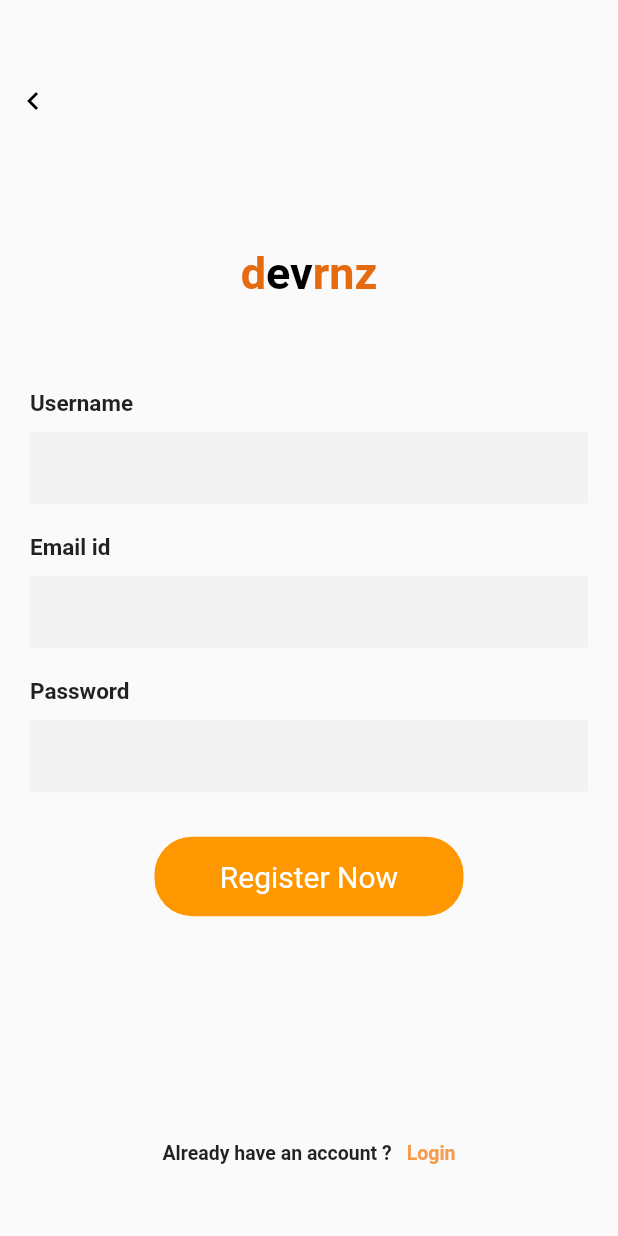
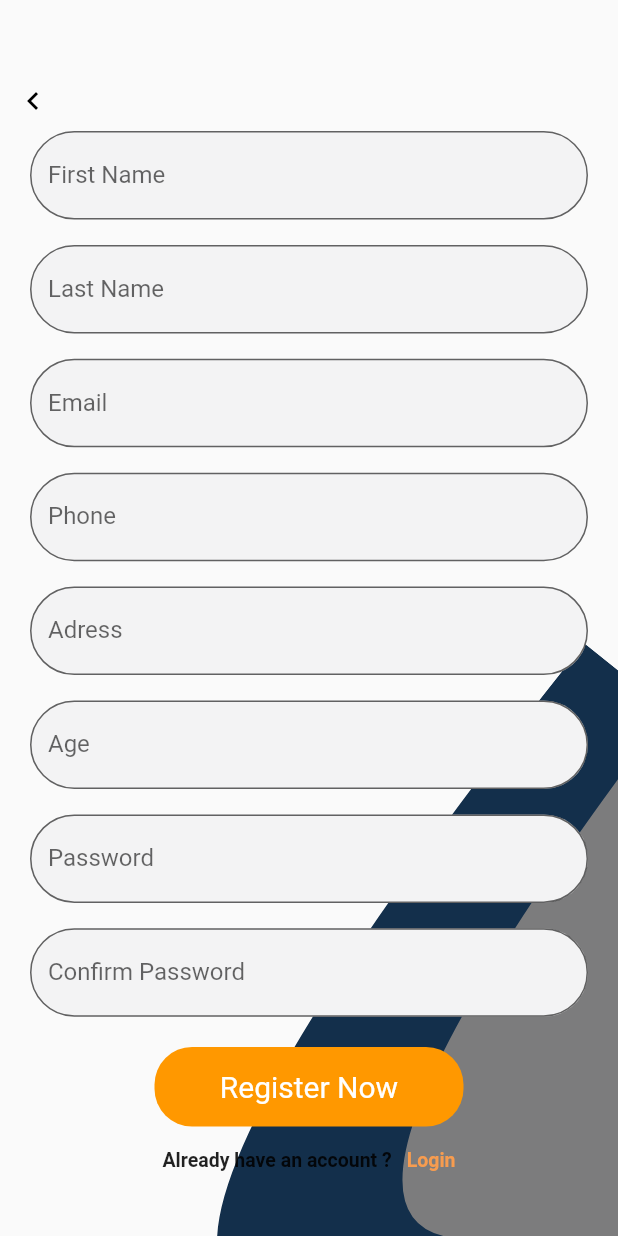
Before and after one commit to wafy-app/we_are_here_for_you, a Flutter app: the SignUpPage screen opened directly, on a phone screen of 412 x 824 dp. Run offline on Flutter 3.47's test engine with Material 2 defaults, Android fonts, the phone set to English and light mode, and no system bars; our stand-ins replace google_fonts.

Commit message:
complete style sign up page

```diff
--- /dev/null
+++ b/lib/model/login_data.dart
@@ -0,0 +1,5 @@
+class LogInData {
+  String email;
+  String password;
+  LogInData(this.email, this.password);
+}
--- /dev/null
+++ b/lib/model/signup_data.dart
@@ -0,0 +1,13 @@
+class SignUpData {
+  String firstName;
+  String lastName;
+  String phone;
+  String address;
+  String age;
+  String email;
+  String password;
+  String confirmPassword;
+
+  SignUpData(this.firstName, this.lastName, this.phone, this.address, this.age,
+      this.email, this.password, this.confirmPassword);
+}
--- a/lib/providers/events_provider.dart
+++ b/lib/providers/events_provider.dart
@@ -1,5 +1,5 @@
 import 'package:flutter/material.dart';
-import 'package:we_are_here_for_you/model/Event.dart';
+import 'package:we_are_here_for_you/model/my_event.dart';
 
 class EventsProvider extends ChangeNotifier {
   // ignore: prefer_final_fields
--- a/lib/screen/signup.dart
+++ b/lib/screen/signup.dart
@@ -1,53 +1,32 @@
 import 'package:flutter/material.dart';
 import 'package:google_fonts/google_fonts.dart';
+import 'package:provider/provider.dart';
+import 'package:we_are_here_for_you/model/signup_data.dart';
+import 'package:we_are_here_for_you/providers/alert_provider.dart';
 import 'package:we_are_here_for_you/screen/login_page.dart';
-import 'package:we_are_here_for_you/widgets/bezier_container.dart';
+import 'package:we_are_here_for_you/widgets/image/app_image.dart';
+import 'package:we_are_here_for_you/widgets/layout/bezier_container.dart';
 import 'package:we_are_here_for_you/widgets/button/back_button.dart';
 import 'package:we_are_here_for_you/widgets/button/orange_button.dart';
+import 'package:we_are_here_for_you/widgets/text_field/my_text_field.dart';
 
 class SignUpPage extends StatefulWidget {
-  SignUpPage({Key? key, this.title}) : super(key: key);
-
+  const SignUpPage({Key? key, this.title}) : super(key: key);
+  static const signUpPageRoute = '/signUpPageRoute';
   final String? title;
-
   @override
   _SignUpPageState createState() => _SignUpPageState();
 }
 
 class _SignUpPageState extends State<SignUpPage> {
-  Widget _entryField(String title, {bool isPassword = false}) {
-    return Container(
-      margin: EdgeInsets.symmetric(vertical: 10),
-      child: Column(
-        crossAxisAlignment: CrossAxisAlignment.start,
-        children: <Widget>[
-          Text(
-            title,
-            style: TextStyle(fontWeight: FontWeight.bold, fontSize: 15),
-          ),
-          SizedBox(
-            height: 10,
-          ),
-          TextField(
-              obscureText: isPassword,
-              decoration: InputDecoration(
-                  border: InputBorder.none,
-                  fillColor: Color(0xfff3f3f4),
-                  filled: true))
-        ],
-      ),
-    );
-  }
-
+  SignUpData signUpData = SignUpData('', '', '', '', '', '', '', '');
   Widget _loginAccountLabel() {
     return InkWell(
       onTap: () {
-        Navigator.push(
-            context, MaterialPageRoute(builder: (context) => LoginPage()));
+        Navigator.popAndPushNamed(context, LoginPage.loginPageRoute);
       },
       child: Container(
-        margin: EdgeInsets.symmetric(vertical: 20),
-        padding: EdgeInsets.all(15),
+        padding: const EdgeInsets.all(15),
         alignment: Alignment.bottomCenter,
         child: Row(
           mainAxisAlignment: MainAxisAlignment.center,
@@ -72,34 +51,33 @@
     );
   }
 
-  Widget _title() {
-    return RichText(
-      textAlign: TextAlign.center,
-      text: const TextSpan(
-          text: 'd',
-          style: TextStyle(
-              fontSize: 30,
-              fontWeight: FontWeight.w700,
-              color: Color(0xffe46b10)),
-          children: [
-            TextSpan(
-              text: 'ev',
-              style: TextStyle(color: Colors.black, fontSize: 30),
-            ),
-            TextSpan(
-              text: 'rnz',
-              style: TextStyle(color: Color(0xffe46b10), fontSize: 30),
-            ),
-          ]),
-    );
-  }
-
   Widget _emailPasswordWidget() {
     return Column(
       children: <Widget>[
-        _entryField("Username"),
-        _entryField("Email id"),
-        _entryField("Password", isPassword: true),
+        MyTextField('First Name', 0.08, (value) {
+          signUpData.firstName = value;
+        }),
+        MyTextField('Last Name', 0.08, (value) {
+          signUpData.lastName = value;
+        }),
+        MyTextField('Email', 0.08, (value) {
+          signUpData.email = value;
+        }),
+        MyTextField('Phone', 0.08, (value) {
+          signUpData.phone = value;
+        }),
+        MyTextField('Adress', 0.08, (value) {
+          signUpData.address = value;
+        }),
+        MyTextField('Age', 0.08, (value) {
+          signUpData.age = value;
+        }),
+        MyTextField('Password', 0.08, (value) {
+          signUpData.password = value;
+        }, isPassword: true),
+        MyTextField('Confirm Password', 0.08, (value) {
+          signUpData.confirmPassword = value;
+        }, isPassword: true),
       ],
     );
   }
@@ -109,6 +87,59 @@
     final height = MediaQuery.of(context).size.height;
     int firstColor = 0xff132f4b;
     int secondColor = 0xff7c7c7d;
+    var alartProvider = Provider.of<AlertProvider>(context, listen: false);
+
+    // Reg EXP
+    bool validateEmail(String value) {
+      String pattern =
+          r'^(([^<>()[\]\\.,;:\s@\"]+(\.[^<>()[\]\\.,;:\s@\"]+)*)|(\".+\"))@((\[[0-9]{1,3}\.[0-9]{1,3}\.[0-9]{1,3}\.[0-9]{1,3}\])|(([a-zA-Z\-0-9]+\.)+[a-zA-Z]{2,}))$';
+      RegExp regex = RegExp(pattern);
+      return (regex.hasMatch(value)) ? false : true;
+    }
+
+    void _submitSignUpData() {
+      if (signUpData.firstName.isEmpty || signUpData.lastName.isEmpty) {
+        alartProvider.showMyDialog(context, 'Name Error',
+            'The first and last Name fields can\'t be empty.');
+        return;
+      }
+      if (signUpData.email.isEmpty) {
+        alartProvider.showMyDialog(
+            context, 'Email Error', 'The email field can\'t be empty.');
+        return;
+      }
+      if (signUpData.phone.isEmpty) {
+        alartProvider.showMyDialog(context, 'Phone Error',
+            'Please provide us with your phone number.');
+        return;
+      }
+      if (signUpData.address.isEmpty) {
+        alartProvider.showMyDialog(
+            context, 'address Error', 'where do you live .');
+        return;
+      }
+      if (signUpData.password.isEmpty || signUpData.confirmPassword.isEmpty) {
+        alartProvider.showMyDialog(context, 'password Error',
+            'The password and  confirmPassword fields  can\'t be empty.');
+        return;
+      }
+
+      if (signUpData.password != signUpData.confirmPassword) {
+        alartProvider.showMyDialog(context, 'password Error',
+            'The password and  confirm Password have to be same.');
+        return;
+      }
+
+      if (validateEmail(signUpData.email)) {
+        alartProvider.showMyDialog(
+            context, 'Email Error', 'Wrong email adress.');
+        return;
+      }
+
+      print(signUpData.email);
+      print(signUpData.password);
+    }
+
     return Scaffold(
       body: Container(
         height: height,
@@ -131,28 +162,25 @@
                   crossAxisAlignment: CrossAxisAlignment.center,
                   mainAxisAlignment: MainAxisAlignment.center,
                   children: <Widget>[
-                    SizedBox(height: height * .2),
-                    _title(),
-                    const SizedBox(
-                      height: 50,
-                    ),
+                    SizedBox(height: height * .1),
+                    // const AppImage(),
                     _emailPasswordWidget(),
-                    const SizedBox(
-                      height: 20,
-                    ),
-                    OrangeButton('Register Now', () {}),
-                    SizedBox(height: height * .14),
+                    SizedBox(height: height * .01),
+                    OrangeButton('Register Now', _submitSignUpData),
                     _loginAccountLabel(),
                   ],
                 ),
               ),
             ),
             Positioned(
-                top: 40,
-                left: 0,
-                child: MyBackButton(() {
-                  Navigator.pop(context);
-                })),
+              top: 40,
+              left: 0,
+              child: MyBackButton(
+                () {
+                  Navigator.popAndPushNamed(context, LoginPage.loginPageRoute);
+                },
+              ),
+            ),
           ],
         ),
       ),
--- a/lib/widgets/layout/bezier_container.dart
+++ b/lib/widgets/layout/bezier_container.dart
@@ -16,7 +16,7 @@
         clipper: ClipPainter(),
         child: Container(
           height: MediaQuery.of(context).size.height * .5,
-          width: MediaQuery.of(context).size.width * 1.8,
+          width: MediaQuery.of(context).size.width * 1.4,
           color: Color(myColor),
         ),
       ),
--- a/lib/widgets/main_app/all_events.dart
+++ b/lib/widgets/main_app/all_events.dart
@@ -1,6 +1,6 @@
 import 'package:flutter/material.dart';
 import 'package:provider/provider.dart';
-import 'package:we_are_here_for_you/model/Event.dart';
+import 'package:we_are_here_for_you/model/my_event.dart';
 import 'package:we_are_here_for_you/providers/events_provider.dart';
 
 class AllEvents extends StatefulWidget {
--- a/lib/widgets/text_field/my_text_field.dart
+++ b/lib/widgets/text_field/my_text_field.dart
@@ -10,22 +10,34 @@
   @override
   Widget build(BuildContext context) {
     return Container(
-        margin: const EdgeInsets.symmetric(vertical: 10),
+        margin: const EdgeInsets.symmetric(vertical: 5),
         height: MediaQuery.of(context).size.height * myHieght,
-        child: Flexible(
+        child: SizedBox(
           child: TextField(
             obscureText: isPassword,
             onChanged: myOnChange,
             decoration: InputDecoration(
+              floatingLabelStyle: const TextStyle(color: Color(0xfff7a622)),
+              focusColor: const Color(0xfff7a622),
               label: Text(title),
               hintText: title,
+              focusedBorder: const OutlineInputBorder(
+                borderSide: BorderSide(
+                  color: Color(0xfff7a622),
+                  style: BorderStyle.solid,
+                  width: 1,
+                ),
+                borderRadius: BorderRadius.all(
+                  Radius.circular(35.0),
+                ),
+              ),
               border: const OutlineInputBorder(
                 // borderSide: BorderSide.none,
                 borderRadius: BorderRadius.all(
                   Radius.circular(35.0),
                 ),
               ),
-              fillColor: Color(0xfff3f3f4),
+              fillColor: const Color(0xfff3f3f4),
               filled: true,
             ),
           ),
--- a/pubspec.yaml
+++ b/pubspec.yaml
@@ -37,6 +37,7 @@
   provider: ^6.0.1
   intl: ^0.17.0
   google_fonts: ^2.1.0
+  shared_preferences: ^2.0.8
 
 dev_dependencies:
   flutter_test:
```
Also changed, not shown: lib/main.dart (+12 -2 lines), lib/providers/alert_provider.dart (added, +34 -0 lines), lib/providers/auth.dart (added, +138 -0 lines), lib/screen/login_page.dart (+61 -36 lines), lib/widgets/alart/alart.dart (added, +24 -0 lines), lib/model/my_event.dart (renamed from lib/model/event.dart), pubspec.lock.
